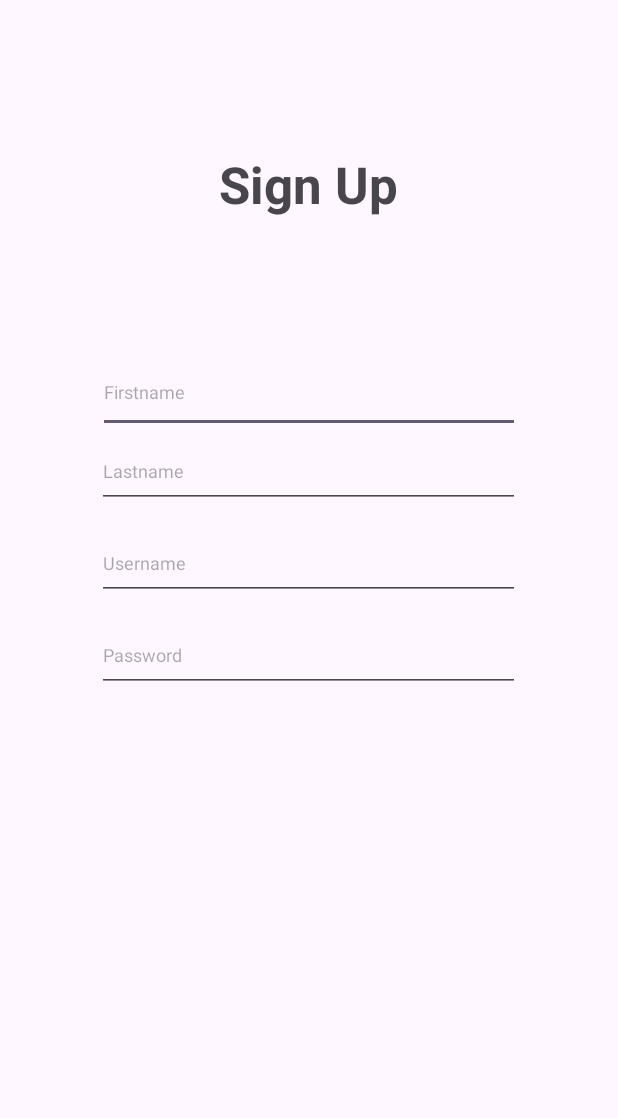
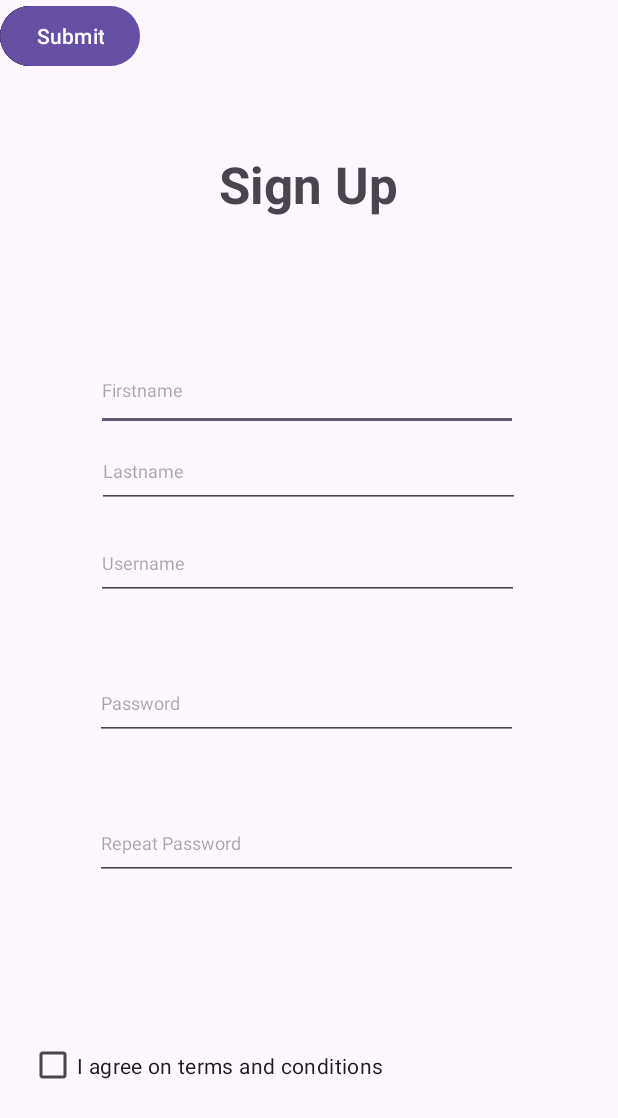
Before and after one commit to daffdzak/projectAnmp, an Android app: the fragment RegisterFragment shown on its own in the app's theme, on a phone screen of 412 x 824 dp. Shown: the top 1118 px of the screen. Run offline under Robolectric (Android 15) with nearby library versions, the phone set to English and light mode, and no system bars; network calls fail.

Commit message:
REGISTER

```diff
--- a/app/build.gradle.kts
+++ b/app/build.gradle.kts
@@ -2,6 +2,8 @@ plugins {
     alias(libs.plugins.android.application)
     alias(libs.plugins.kotlin.android)
     id("androidx.navigation.safeargs.kotlin")
+    id("kotlin-kapt")
+
 }
 
 android {
@@ -54,6 +56,11 @@ dependencies {
     implementation(libs.androidx.constraintlayout)
     implementation(libs.androidx.navigation.fragment.ktx)
     implementation(libs.androidx.navigation.ui.ktx)
+    implementation(libs.navigation.fragment.ktx)
+    implementation(libs.navigation.ui.ktx)
+    implementation(libs.room.runtime)
+    implementation(libs.room.ktx)
+    kapt(libs.room.compiler)
     testImplementation(libs.junit)
     androidTestImplementation(libs.androidx.junit)
     androidTestImplementation(libs.androidx.espresso.core)
--- a/app/src/main/res/layout/fragment_register.xml
+++ b/app/src/main/res/layout/fragment_register.xml
@@ -11,6 +11,17 @@
         android:layout_width="match_parent"
         android:layout_height="match_parent">
 
+        <CheckBox
+            android:id="@+id/checkAgree"
+            android:layout_width="257dp"
+            android:layout_height="47dp"
+            android:layout_marginTop="100dp"
+            android:text="I agree on terms and conditions"
+            app:layout_constraintEnd_toEndOf="parent"
+            app:layout_constraintHorizontal_bias="0.127"
+            app:layout_constraintStart_toStartOf="parent"
+            app:layout_constraintTop_toBottomOf="@+id/editTextRepeat" />
+
         <TextView
             android:id="@+id/txtSignUp"
             android:layout_width="wrap_content"
@@ -23,6 +34,15 @@
             app:layout_constraintHorizontal_bias="0.498"
             app:layout_constraintStart_toStartOf="parent"
             app:layout_constraintTop_toTopOf="parent" />
+
+        <Button
+            android:id="@+id/btnBack"
+            android:layout_width="wrap_content"
+            android:layout_height="wrap_content"
+            android:backgroundTint="#0D0C0C"
+            android:text="Back"
+            tools:layout_editor_absoluteX="46dp"
+            tools:layout_editor_absoluteY="770dp" />
 
         <com.google.android.material.textfield.TextInputLayout
             android:id="@+id/txtInputFirst"
@@ -46,8 +66,10 @@
             android:textSize="12sp"
             app:layout_constraintBottom_toTopOf="@+id/editTextLast"
             app:layout_constraintEnd_toEndOf="parent"
+            app:layout_constraintHorizontal_bias="0.491"
             app:layout_constraintStart_toStartOf="parent"
-            app:layout_constraintTop_toBottomOf="@+id/txtSignUp" />
+            app:layout_constraintTop_toBottomOf="@+id/txtSignUp"
+            app:layout_constraintVertical_bias="0.0" />
 
         <com.google.android.material.textfield.TextInputEditText
             android:id="@+id/editTextLast"
@@ -71,7 +93,7 @@
             android:hint="Username"
             android:textSize="12sp"
             app:layout_constraintEnd_toEndOf="parent"
-            app:layout_constraintHorizontal_bias="0.496"
+            app:layout_constraintHorizontal_bias="0.49"
             app:layout_constraintStart_toStartOf="parent"
             app:layout_constraintTop_toBottomOf="@+id/editTextLast" />
 
@@ -79,13 +101,33 @@
             android:id="@+id/editTextPass"
             android:layout_width="282dp"
             android:layout_height="49dp"
-            android:layout_marginTop="12dp"
+            android:layout_marginTop="44dp"
             android:hint="Password"
             android:textSize="12sp"
             app:layout_constraintEnd_toEndOf="parent"
-            app:layout_constraintHorizontal_bias="0.496"
+            app:layout_constraintHorizontal_bias="0.489"
             app:layout_constraintStart_toStartOf="parent"
             app:layout_constraintTop_toBottomOf="@+id/editTextUser" />
+
+        <com.google.android.material.textfield.TextInputEditText
+            android:id="@+id/editTextRepeat"
+            android:layout_width="282dp"
+            android:layout_height="49dp"
+            android:layout_marginTop="44dp"
+            android:hint="Repeat Password"
+            android:textSize="12sp"
+            app:layout_constraintEnd_toEndOf="parent"
+            app:layout_constraintHorizontal_bias="0.489"
+            app:layout_constraintStart_toStartOf="parent"
+            app:layout_constraintTop_toBottomOf="@+id/editTextPass" />
+
+        <Button
+            android:id="@+id/btnSubmit"
+            android:layout_width="wrap_content"
+            android:layout_height="wrap_content"
+            android:text="Submit"
+            tools:layout_editor_absoluteX="350dp"
+            tools:layout_editor_absoluteY="770dp" />
     </androidx.constraintlayout.widget.ConstraintLayout>
 
 </FrameLayout>
--- a/build.gradle.kts
+++ b/build.gradle.kts
@@ -6,10 +6,7 @@ buildscript {
     }
     dependencies {
         val nav_version = "2.7.3"
-
         classpath("androidx.navigation:navigation-safe-args-gradle-plugin:$nav_version")
-
-
 
     }
 }
--- a/gradle/libs.versions.toml
+++ b/gradle/libs.versions.toml
@@ -15,8 +15,19 @@ navigationUiKtx = "2.8.2"
 picasso = "2.71828"
 volley = "1.2.1"
 gson = "2.10.1"
+navigationFragmentKTX = "2.5.3"
+navigationUIKTX = "2.5.3"
+roomRuntime = "2.5.1"
+roomKTX = "2.5.1"
+roomCompiler = "2.5.1"
+
 
 [libraries]
+navigation-fragment-ktx = { group ="androidx.navigation", name="navigation-fragment-ktx", version.ref="navigationFragmentKTX"}
+navigation-ui-ktx = { group ="androidx.navigation", name="navigation-ui-ktx", version.ref="navigationUIKTX" }
+room-runtime = { group="androidx.room", name="room-runtime", version.ref="roomRuntime" }
+room-ktx = { group="androidx.room", name="room-ktx", version.ref="roomKTX" }
+room-compiler = { group = "androidx.room", name="room-compiler", version.ref = "roomCompiler" }
 androidx-core-ktx = { group = "androidx.core", name = "core-ktx", version.ref = "coreKtx" }
 junit = { group = "junit", name = "junit", version.ref = "junit" }
 androidx-junit = { group = "androidx.test.ext", name = "junit", version.ref = "junitVersion" }
```
